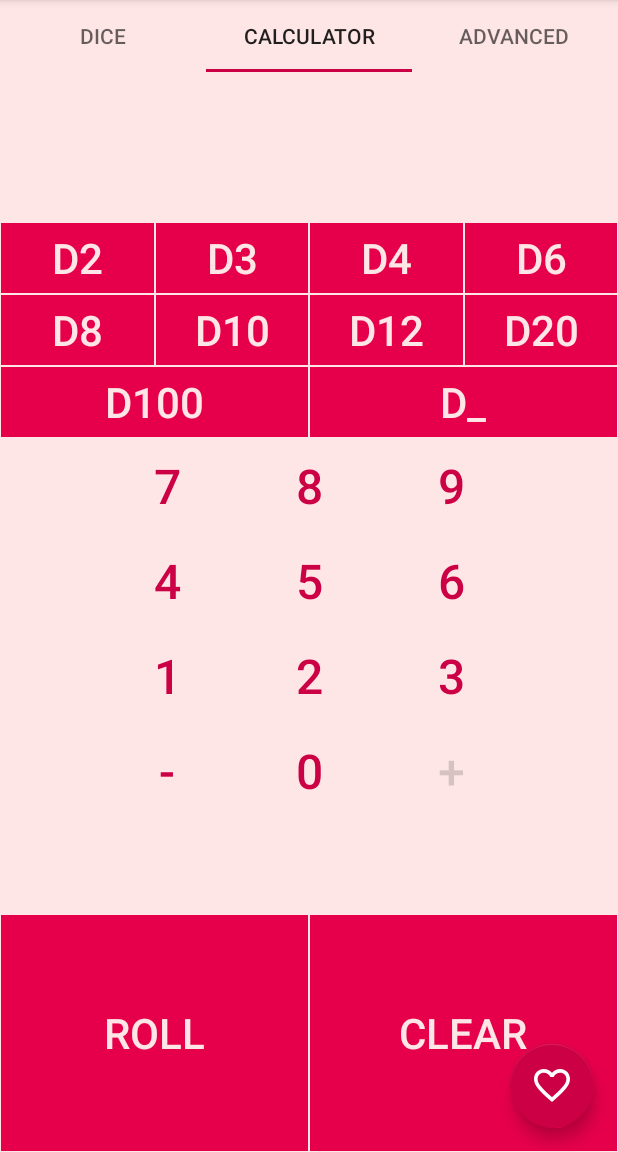
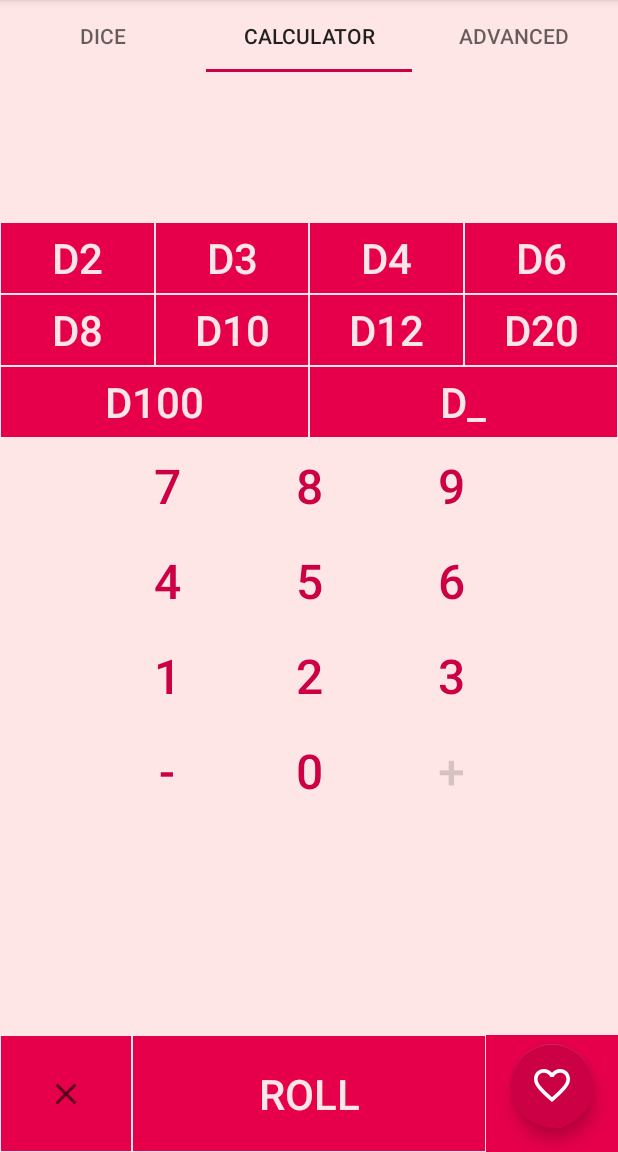
Before and after one commit to 0x65-e/tessera, an Android app: the screen it shows after launch (MainActivity), tab 2 chosen, on a phone screen of 412 x 824 dp, the part 84-1236 px from its top. Run offline under Robolectric (Android 15) with nearby library versions, the phone set to English and light mode, and no system bars.

Commit message:
Changed Clear button to icon and modified clear/roll bar to have layout-independent height

```diff
--- a/app/src/main/java/com/arucane/diceroller/fragments/AdvancedCalculatorFragment.java
+++ b/app/src/main/java/com/arucane/diceroller/fragments/AdvancedCalculatorFragment.java
@@ -7,6 +7,7 @@ import android.view.LayoutInflater;
 import android.view.View;
 import android.view.ViewGroup;
 import android.widget.Button;
+import android.widget.ImageButton;
 import android.widget.LinearLayout;
 import android.widget.PopupWindow;
 import android.widget.TextView;
@@ -61,8 +62,8 @@ public class AdvancedCalculatorFragment extends Fragment {
         final Button calc_plus = view.findViewById(R.id.advcalc_plus);
         final Button calc_minus = view.findViewById(R.id.advcalc_minus);
         // Control buttons
-        final Button calc_submit = view.findViewById(R.id.advcalc_submit);
-        final Button calc_clear = view.findViewById(R.id.advcalc_clear);
+        final Button calc_roll = view.findViewById(R.id.advcalc_roll);
+        final ImageButton calc_clear = view.findViewById(R.id.advcalc_clear);
         // Group filter buttons
         final Button keep_low = view.findViewById(R.id.advcalc_keep_low);
         final Button keep_high = view.findViewById(R.id.advcalc_keep_high);
@@ -126,7 +127,7 @@ public class AdvancedCalculatorFragment extends Fragment {
             updatePreview(preview);
         });
 
-        calc_submit.setOnClickListener(buttonView -> {
+        calc_roll.setOnClickListener(buttonView -> {
             StringBuilder expandedResults = new StringBuilder();
             int sum = 0;
             boolean valid = true;
--- /dev/null
+++ b/app/src/main/res/drawable/ic_baseline_clear_24.xml
@@ -0,0 +1,10 @@
+<vector xmlns:android="http://schemas.android.com/apk/res/android"
+    android:width="24dp"
+    android:height="24dp"
+    android:viewportWidth="24"
+    android:viewportHeight="24"
+    android:tint="?attr/colorControlNormal">
+  <path
+      android:fillColor="@android:color/white"
+      android:pathData="M19,6.41L17.59,5 12,10.59 6.41,5 5,6.41 10.59,12 5,17.59 6.41,19 12,13.41 17.59,19 19,17.59 13.41,12z"/>
+</vector>
--- a/app/src/main/res/layout/calculator_fragment.xml
+++ b/app/src/main/res/layout/calculator_fragment.xml
@@ -1,5 +1,7 @@
 <?xml version="1.0" encoding="utf-8"?>
 <androidx.constraintlayout.widget.ConstraintLayout xmlns:android="http://schemas.android.com/apk/res/android"
+    xmlns:tools="http://schemas.android.com/tools"
+    tools:ignore="HardcodedText"
     android:layout_width="match_parent"
     android:layout_height="match_parent"
     xmlns:app="http://schemas.android.com/apk/res-auto">
@@ -11,6 +13,12 @@
         app:layout_constraintTop_toTopOf="parent"
         android:gravity="center"
         android:textSize="@dimen/calc_num_size" />
+
+    <androidx.constraintlayout.widget.ConstraintLayout
+        android:layout_width="match_parent"
+        android:layout_height="0dp"
+        app:layout_constraintTop_toBottomOf="@id/calc_preview"
+        app:layout_constraintBottom_toTopOf="@id/calc_clear">
 
         <!-- First row -->
         <Button style="@style/Widget.AppCompat.Button.Borderless.Colored"
@@ -272,37 +280,47 @@
             app:layout_constraintStart_toEndOf="@id/calc_0"
             app:layout_constraintEnd_toEndOf="parent" />
 
-    <!-- Submit button -->
-    <Button
+    </androidx.constraintlayout.widget.ConstraintLayout>
+
+    <!-- Clear button -->
+    <ImageButton style="@style/Widget.AppCompat.Button.Borderless.Colored"
+        android:id="@+id/calc_clear"
+        android:layout_width="wrap_content"
+        android:layout_height="0dp"
+        android:background="@drawable/dark_transparent_outline"
+        android:contentDescription="@string/clear"
+        android:src="@drawable/ic_baseline_clear_24"
+        android:textSize="@dimen/calc_text_size"
+        app:layout_constraintBottom_toBottomOf="parent"
+        app:layout_constraintEnd_toStartOf="@id/calc_roll"
+        app:layout_constraintStart_toStartOf="parent"
+        app:layout_constraintTop_toTopOf="@+id/calc_roll" />
+
+    <!-- Roll button -->
+    <Button style="@style/Widget.AppCompat.Button.Borderless.Colored"
         android:id="@+id/calc_roll"
-        style="@style/Widget.AppCompat.Button.Borderless.Colored"
         android:layout_width="0dp"
-        android:layout_height="0dp"
+        android:layout_height="wrap_content"
+        android:padding="20dp"
         android:background="@drawable/dark_transparent_outline"
         android:text="@string/roll"
         android:textColor="?darkButtonTextColor"
         android:textSize="@dimen/calc_text_size"
-        android:layout_marginTop="@dimen/calc_margin"
-        app:layout_constraintEnd_toStartOf="@id/calc_clear"
-        app:layout_constraintStart_toStartOf="parent"
-        app:layout_constraintTop_toBottomOf="@id/calc_0"
+        app:layout_constraintEnd_toStartOf="@id/placeholder"
+        app:layout_constraintStart_toEndOf="@id/calc_clear"
         app:layout_constraintBottom_toBottomOf="parent" />
 
-    <!-- Clear button -->
-    <Button
-        android:id="@+id/calc_clear"
-        style="@style/Widget.AppCompat.Button.Borderless.Colored"
-        android:layout_width="0dp"
+    <ImageButton style="@style/Widget.AppCompat.Button.Borderless.Colored"
+        android:id="@+id/placeholder"
+        android:layout_width="wrap_content"
         android:layout_height="0dp"
-        android:background="@drawable/dark_transparent_outline"
-        android:text="@string/clear"
-        android:textColor="?darkButtonTextColor"
+        android:background="?attr/colorPrimary"
+        android:contentDescription="@string/clear"
         android:textSize="@dimen/calc_text_size"
-        android:layout_marginTop="@dimen/calc_margin"
+        app:layout_constraintBottom_toBottomOf="parent"
+        app:layout_constraintStart_toEndOf="@id/calc_roll"
         app:layout_constraintEnd_toEndOf="parent"
-        app:layout_constraintStart_toEndOf="@id/calc_roll"
-        app:layout_constraintTop_toBottomOf="@id/calc_0"
-        app:layout_constraintBottom_toBottomOf="parent" />
+        app:layout_constraintTop_toTopOf="@+id/calc_roll" />
 
 
 </androidx.constraintlayout.widget.ConstraintLayout>
```
Also changed, not shown: app/src/main/java/com/arucane/diceroller/fragments/CalculatorFragment.java (+7 -7 lines), app/src/main/res/layout/advanced_calculator_fragment.xml (+36 -18 lines). Lines whose indentation alone changed are shown as unchanged.
